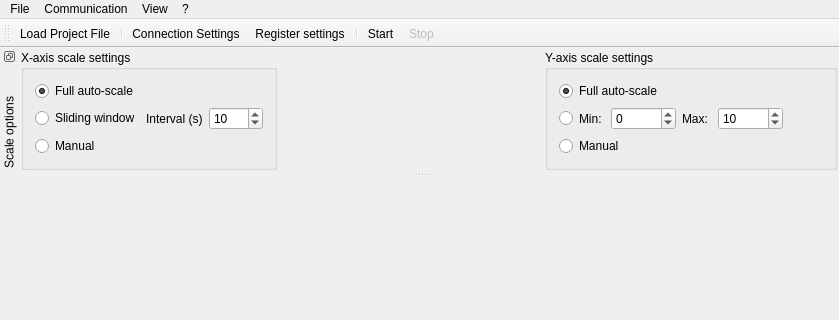
First picture: the form in src/mainwindow.ui, repository ModbusScope/ModbusScope, before the edit; both pictures show x 0 to 839 and y 0 to 320 of the 839 by 667 pixel window.
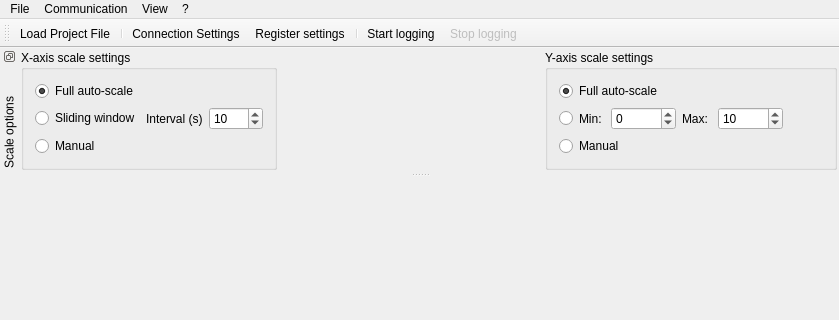
Second picture: the form after the edit. Icons and pictures are not drawn. Custom widgets are drawn as their Qt base class.

```diff
--- a/src/mainwindow.ui
+++ b/src/mainwindow.ui
@@ -371,7 +371,7 @@
     </iconset>
    </property>
    <property name="text">
-    <string>Start</string>
+    <string>Start logging</string>
    </property>
   </action>
   <action name="actionStop">
@@ -384,7 +384,7 @@
     </iconset>
    </property>
    <property name="text">
-    <string>Stop</string>
+    <string>Stop logging</string>
    </property>
   </action>
   <action name="actionExportDataCsv">
```
Left out of the diff: 8 changed lines with no effect on the pictures.
